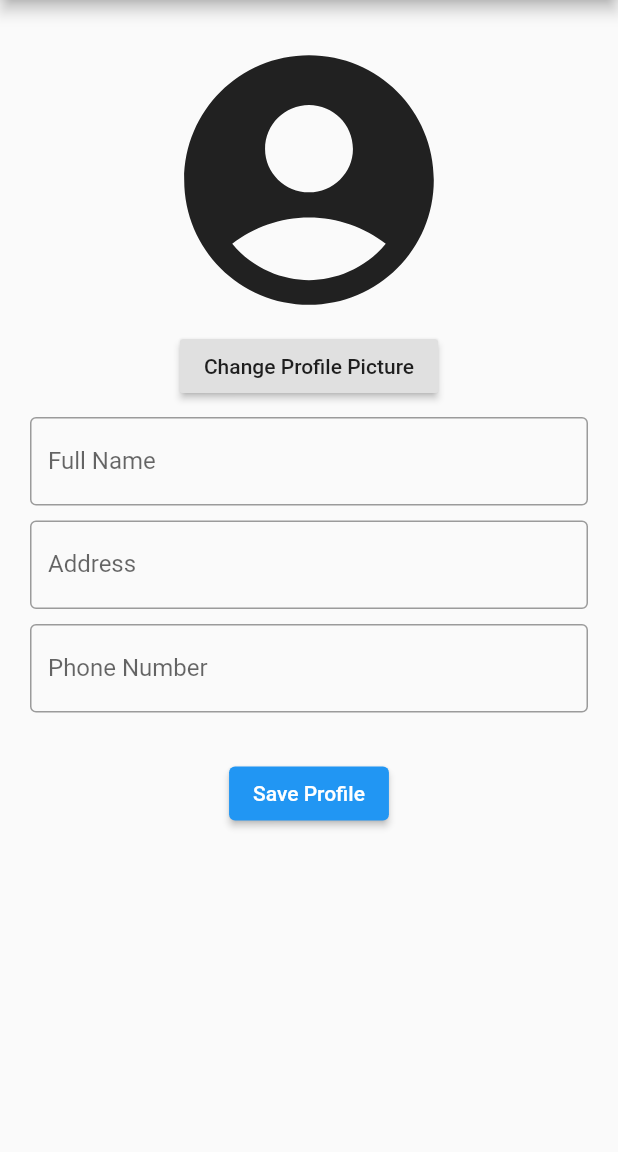
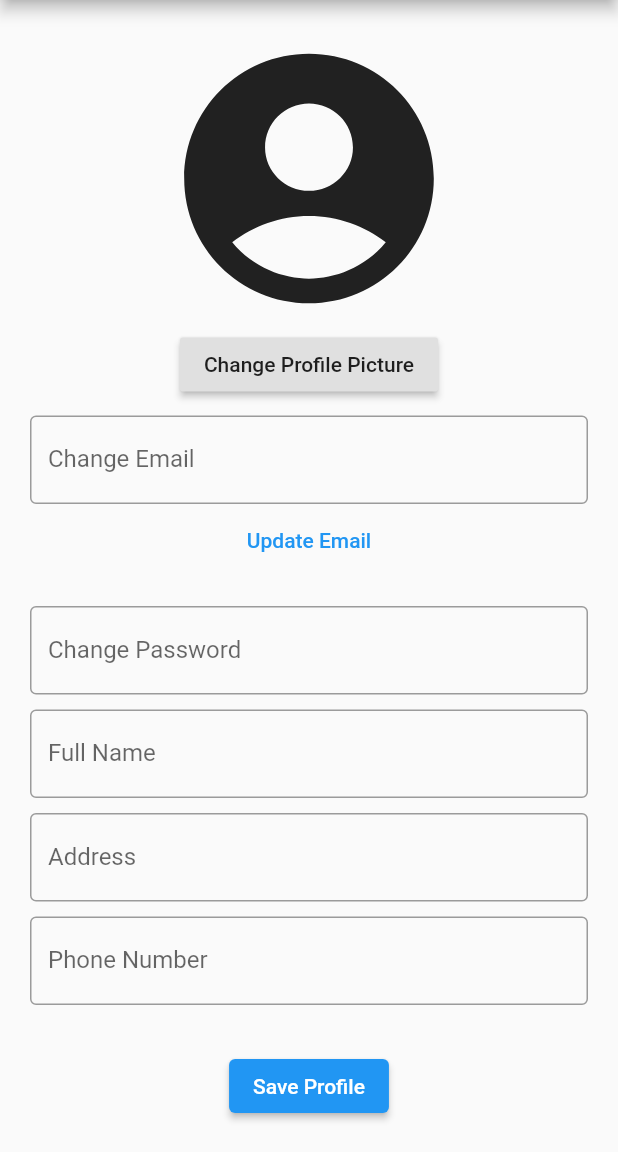
Before and after one commit to dafasyah/designer_marketplace_apps, a Flutter app: the ProfileUser screen opened directly, on a phone screen of 412 x 824 dp, the part 84-1236 px from its top. Run offline on Flutter 3.47's test engine with Material 2 defaults, Android fonts, the phone set to English and light mode, and no system bars; our stand-ins replace cloud_firestore, firebase_auth, firebase_core, firebase_storage, flutter_local_notifications, flutter_spinkit and 6 more; missing offline and left inert: easy_mask, geocoder; accounts and stored records are empty; network calls fail.

Commit message:
update email

```diff
--- a/lib/screens/home/profile_user.dart
+++ b/lib/screens/home/profile_user.dart
@@ -4,6 +4,8 @@ import 'dart:io';
 import 'package:cloud_firestore/cloud_firestore.dart';
 import 'package:easy_mask/easy_mask.dart';
 import 'package:firebase_auth/firebase_auth.dart';
+import 'package:firebase_auth/firebase_auth.dart' as auth;
+
 import 'package:flutter/material.dart';
 import 'package:flutter_application_1/services/auth.dart';
 import 'package:flutter_application_1/services/database.dart';
@@ -22,6 +24,7 @@ class _ProfileUserState extends State<ProfileUser> {
   final user = FirebaseAuth.instance.currentUser.uid;
 
   TextEditingController controller;
+  TextEditingController emailCT = TextEditingController();
 
   // File newProfilePic;
   String _imagePath = '';
@@ -63,7 +66,7 @@ class _ProfileUserState extends State<ProfileUser> {
                         snapshot.data['phone_number'].toString();
                     // final userRole = snapshot.data['role'].toString();
                     // final userUID = snapshot.data['user_id'].toString();
-                    // final userEmail = snapshot.data['name'].toString();
+                    final userEmail = snapshot.data['name'].toString();
                     final userPhoto = snapshot.data['photoUrl'].toString();
 
                     return Container(
@@ -130,6 +133,63 @@ class _ProfileUserState extends State<ProfileUser> {
 
                                             setState(() {});
                                           }),
+                                      SizedBox(height: 10.0),
+                                      TextField(
+                                        // onTap: () async {
+                                        // },
+                                        controller: emailCT,
+                                        decoration: InputDecoration(
+                                          border: OutlineInputBorder(),
+                                          labelText: 'Change Email',
+                                          hintText: userEmail,
+                                        ),
+                                      ),
+                                      TextButton(
+                                          onPressed: () async {
+                                            // await auth.FirebaseAuth.instance
+                                            //     .currentUser
+                                            //     .sendEmailVerification();
+                                            try {
+                                              auth.User user =
+                                                  await _auth.getCurrentUser();
+                                              await user
+                                                  .updateEmail(emailCT.text);
+                                            } catch (e) {
+                                              Toast.show(e.message, context,
+                                                  duration: Toast.LENGTH_LONG,
+                                                  gravity: Toast.BOTTOM);
+                                            }
+                                          },
+                                          child: Text('Update Email')),
+                                      SizedBox(height: 10.0),
+                                      SizedBox(height: 10.0),
+                                      TextField(
+                                        readOnly: true,
+                                        onTap: () async {
+                                          // Get.to(() => FindNearby());
+                                          try {
+                                            await FirebaseAuth.instance
+                                                .sendPasswordResetEmail(
+                                                    email: userEmail);
+
+                                            Toast.show(
+                                                'Please check your email',
+                                                context,
+                                                duration: Toast.LENGTH_LONG,
+                                                gravity: Toast.BOTTOM);
+                                          } catch (e) {
+                                            print(e.message);
+                                            Toast.show(e.message, context,
+                                                duration: Toast.LENGTH_LONG,
+                                                gravity: Toast.BOTTOM);
+                                          }
+                                        },
+                                        decoration: InputDecoration(
+                                          border: OutlineInputBorder(),
+                                          labelText: 'Change Password',
+                                          hintText: '********',
+                                        ),
+                                      ),
                                       SizedBox(height: 10.0),
                                       TextFormField(
                                         key: Key(userName),
```
Also changed, not shown: lib/services/auth.dart (+57 -31 lines).
